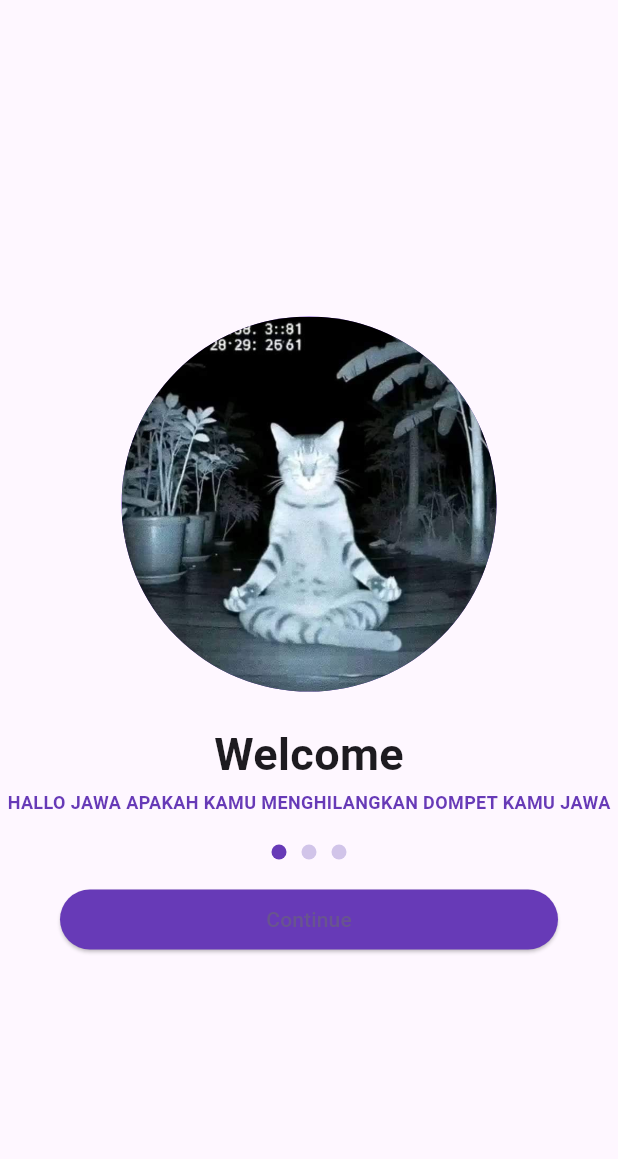
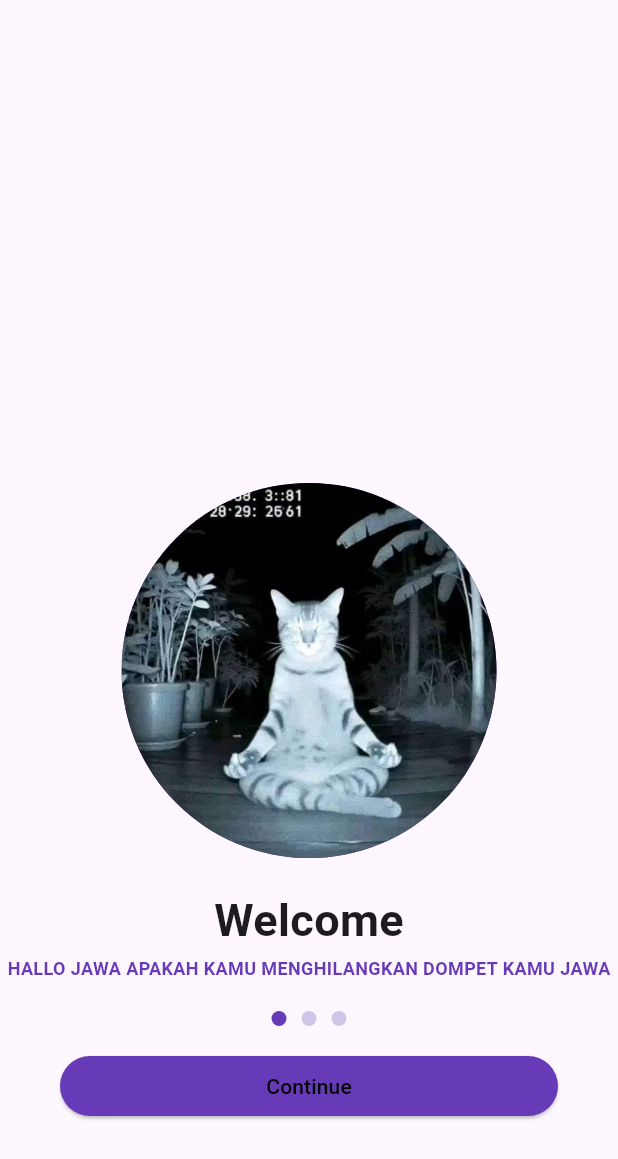
Before and after one commit to IhzaAnasrulloh/KB1179-1123150007-uts, a Flutter app: the screen it shows after launch, on a phone screen of 412 x 824 dp. Shown: the top 1159 px of the screen. Run offline on Flutter 3.47's test engine with Material 3 defaults, Android fonts, the phone set to English and light mode, and no system bars.

Commit message:
menambah spacer

```diff
--- a/lib/Screen/splash_screen_1.dart
+++ b/lib/Screen/splash_screen_1.dart
@@ -12,6 +12,7 @@ class MySplashScreen extends StatelessWidget {
         child: Column(
           mainAxisAlignment: MainAxisAlignment.center,
           children: [
+            Spacer(),
             SizedBox(height: 20,),
             Container(
               width: 250,
@@ -85,9 +86,13 @@ class MySplashScreen extends StatelessWidget {
                 style: ElevatedButton.styleFrom(
                   backgroundColor: Colors.deepPurple
                 ),
-                 child: Text("Continue", style: TextStyle(fontSize: 14,),)),
+                 child: Text("Continue",
+                 style: TextStyle(
+                  fontSize: 14,
+                  color: Colors.black),)),
                 )
-              )
+              ),
+              SizedBox(height: 80,)
           ],
         ),
       ),
```
